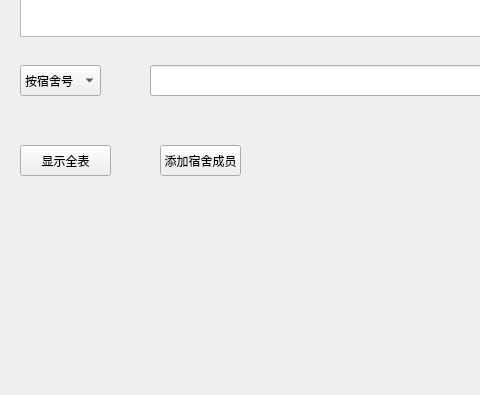
The window that dormitory_info_admin.ui (yzyzhenlihai/CplusplusProject) describes before a commit, drawn with Qt 5; both pictures show x 0 to 480 and y 205 to 600 of the 800 by 600 pixel window.
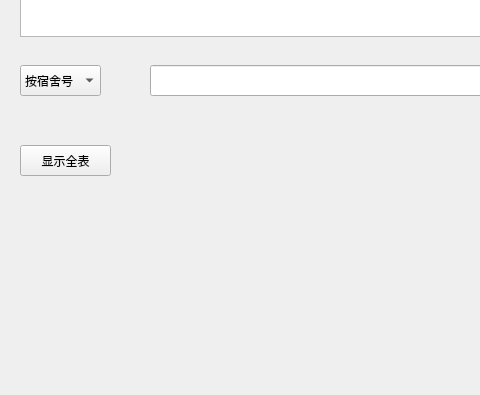
The same window after the commit.

What changed in the file:
```diff
--- a/dormitory_info_admin.ui
+++ b/dormitory_info_admin.ui
@@ -94,19 +94,6 @@
      <string>查询</string>
     </property>
    </widget>
-   <widget class="QPushButton" name="AddInfoBtn">
-    <property name="geometry">
-     <rect>
-      <x>160</x>
-      <y>350</y>
-      <width>81</width>
-      <height>31</height>
-     </rect>
-    </property>
-    <property name="text">
-     <string>添加宿舍成员</string>
-    </property>
-   </widget>
    <widget class="QPushButton" name="ReturnBtn">
     <property name="geometry">
      <rect>
```
